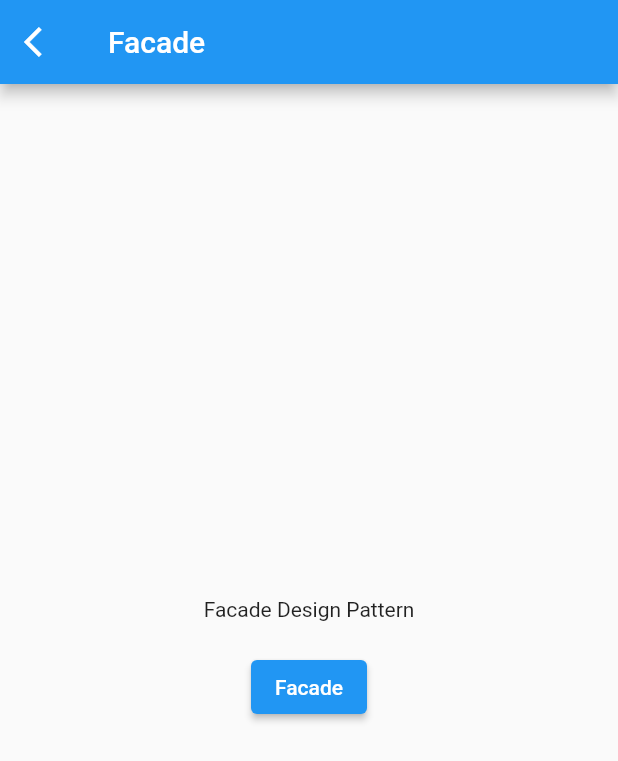
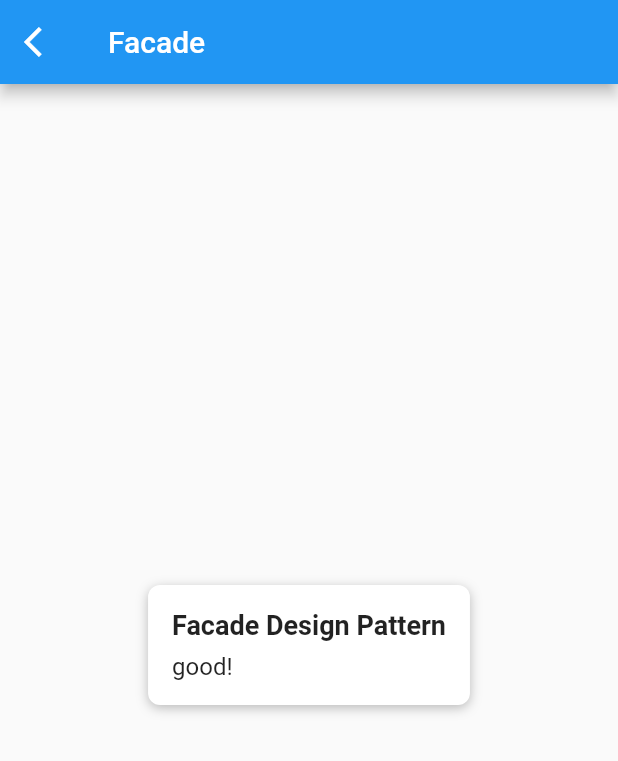
Before and after one commit to starguys/practice_design_patterns_flutter, a Flutter app: the FacadeView screen opened by its route, on a phone screen of 412 x 824 dp. Shown: the top 761 px of the screen. Run offline on Flutter 3.47's test engine with Material 2 defaults, Android fonts, the phone set to English and light mode, and no system bars; our stand-ins replace flutter_riverpod, go_router.

Commit message:
✨ facade pattern

```diff
--- a/lib/facade/view/facade_view.dart
+++ b/lib/facade/view/facade_view.dart
@@ -1,10 +1,15 @@
 import 'package:flutter/material.dart';
 import 'package:practice_design_patterns_flutter/common/layout/layout.dart';
 
-class FacadeView extends StatelessWidget {
+class FacadeView extends StatefulWidget {
   static String get routeName => 'facade';
   const FacadeView({super.key});
 
+  @override
+  State<FacadeView> createState() => _FacadeViewState();
+}
+
+class _FacadeViewState extends State<FacadeView> {
   @override
   Widget build(BuildContext context) {
     return LayOut(
@@ -16,15 +21,54 @@ class FacadeView extends StatelessWidget {
           mainAxisAlignment: MainAxisAlignment.center,
           crossAxisAlignment: CrossAxisAlignment.center,
           children: [
-            const Text('Facade Design Pattern'),
+            MyWidgetFacade.createMyWidget(
+                title: 'Facade Design Pattern', message: 'good!'),
             const SizedBox(height: 20),
-            ElevatedButton(
-              onPressed: () {},
-              child: const Text('Facade'),
-            ),
           ],
         ),
       ),
     );
   }
 }
+
+class MyWidgetFacade {
+  static Widget createMyWidget({
+    required String title,
+    required String message,
+  }) {
+    return Container(
+      padding: const EdgeInsets.all(16.0),
+      decoration: BoxDecoration(
+        color: Colors.white,
+        borderRadius: BorderRadius.circular(8.0),
+        boxShadow: const [
+          BoxShadow(
+            color: Colors.black26,
+            offset: Offset(0.0, 2.0),
+            blurRadius: 6.0,
+          ),
+        ],
+      ),
+      child: Column(
+        mainAxisSize: MainAxisSize.min,
+        crossAxisAlignment: CrossAxisAlignment.start,
+        children: [
+          Text(
+            title,
+            style: const TextStyle(
+              fontWeight: FontWeight.bold,
+              fontSize: 18.0,
+            ),
+          ),
+          const SizedBox(height: 8.0),
+          Text(
+            message,
+            style: const TextStyle(
+              fontSize: 16.0,
+            ),
+          ),
+        ],
+      ),
+    );
+  }
+}
--- a/lib/home/view/home_view.dart
+++ b/lib/home/view/home_view.dart
@@ -2,6 +2,7 @@ import 'package:flutter/material.dart';
 import 'package:go_router/go_router.dart';
 
 import 'package:practice_design_patterns_flutter/common/layout/layout.dart';
+import 'package:practice_design_patterns_flutter/facade/view/facade_view.dart';
 import 'package:practice_design_patterns_flutter/state/view/state_view.dart';
 import 'package:practice_design_patterns_flutter/strategy/view/strategy_view.dart';
 
@@ -13,11 +14,12 @@ class HomeView extends StatelessWidget {
   Widget build(BuildContext context) {
     double btnWidth = 150;
     return LayOut(
-        child: SafeArea(
         child: SingleChildScrollView(
-        child: SizedBox(
+      child: Container(
         width: MediaQuery.of(context).size.width,
-          height: MediaQuery.of(context).size.height,
+        constraints: BoxConstraints(
+          minHeight: MediaQuery.of(context).size.height,
+        ),
         child: Column(
           mainAxisAlignment: MainAxisAlignment.center,
           crossAxisAlignment: CrossAxisAlignment.center,
@@ -36,8 +38,14 @@ class HomeView extends StatelessWidget {
                 child: const Text('State'),
               ),
             ),
+            SizedBox(
+              width: btnWidth,
+              child: ElevatedButton(
+                onPressed: () => context.goNamed(FacadeView.routeName),
+                child: const Text('Facade'),
+              ),
+            ),
           ],
-          ),
         ),
       ),
     ));
--- a/lib/strategy/view/strategy_view.dart
+++ b/lib/strategy/view/strategy_view.dart
@@ -1,3 +1,4 @@
+import 'package:flutter/foundation.dart';
 import 'package:flutter/material.dart';
 
 import 'package:practice_design_patterns_flutter/common/layout/layout.dart';
@@ -43,7 +44,9 @@ class _StrategyViewState extends State<StrategyView> {
                           ? LowerCaseFormatter()
                           : UpperCaseFormatter());
                 });
-                print(_textEditor.formatter is UpperCaseFormatter);
+                if (kDebugMode) {
+                  print(_textEditor.formatter is UpperCaseFormatter);
+                }
               },
               child: const Text('Toggle Formatter'))
         ],
```
Also changed, not shown: pubspec.yaml (+38 -2 lines), pubspec.lock, 9 other files. Lines whose indentation alone changed are shown as unchanged.
